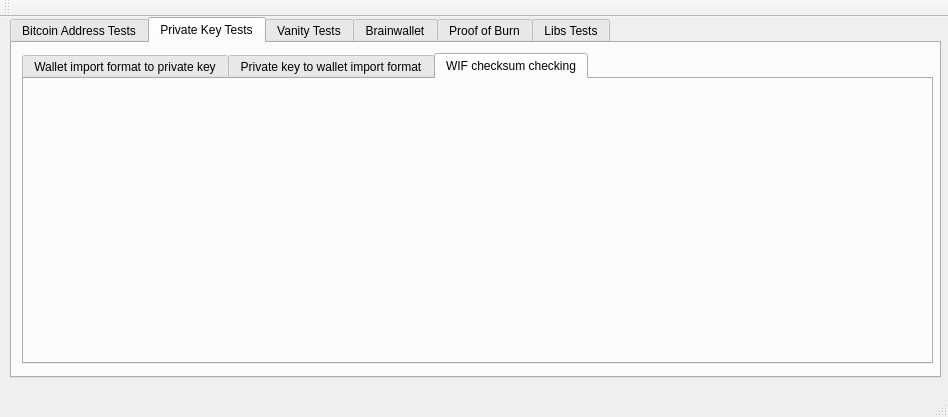
Old version of the form src/bitcointests.ui in the repository cosmycdevs/cryptotoolbox.
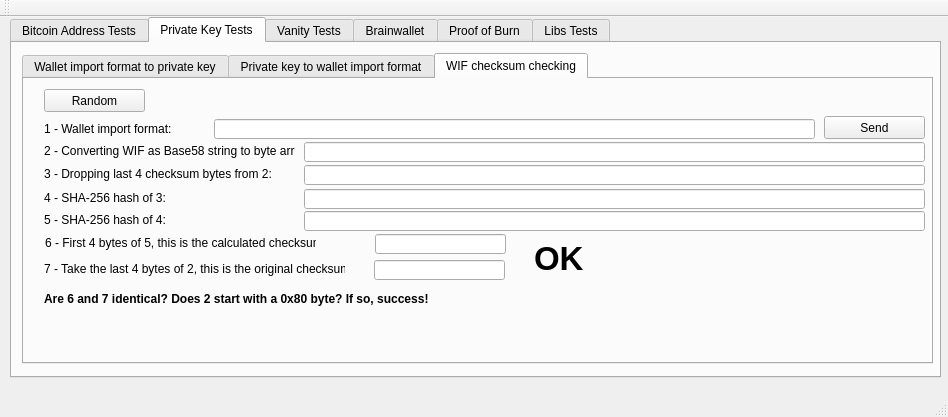
New version of the form. The open tabs and pages were chosen to show the change.

What changed in the file:
```diff
--- a/src/bitcointests.ui
+++ b/src/bitcointests.ui
@@ -274,6 +274,272 @@
        <attribute name="title">
         <string>WIF checksum checking</string>
        </attribute>
+       <widget class="QLineEdit" name="lineEdit_PrivChkSum_WIF">
+        <property name="geometry">
+         <rect>
+          <x>190</x>
+          <y>40</y>
+          <width>601</width>
+          <height>20</height>
+         </rect>
+        </property>
+        <property name="text">
+         <string/>
+        </property>
+       </widget>
+       <widget class="QLabel" name="label_PrivChkSum_WIF">
+        <property name="geometry">
+         <rect>
+          <x>20</x>
+          <y>40</y>
+          <width>161</width>
+          <height>20</height>
+         </rect>
+        </property>
+        <property name="text">
+         <string>1 - Wallet import format:</string>
+        </property>
+       </widget>
+       <widget class="QPushButton" name="pushButton_PrivChkSum_WIF">
+        <property name="geometry">
+         <rect>
+          <x>800</x>
+          <y>37</y>
+          <width>101</width>
+          <height>23</height>
+         </rect>
+        </property>
+        <property name="text">
+         <string>Send</string>
+        </property>
+       </widget>
+       <widget class="QPushButton" name="pushButton_PrivChkSum_Rand">
+        <property name="geometry">
+         <rect>
+          <x>20</x>
+          <y>10</y>
+          <width>101</width>
+          <height>23</height>
+         </rect>
+        </property>
+        <property name="text">
+         <string>Random</string>
+        </property>
+       </widget>
+       <widget class="QLabel" name="label_PrivChkSum_Base58">
+        <property name="geometry">
+         <rect>
+          <x>20</x>
+          <y>62</y>
+          <width>251</width>
+          <height>20</height>
+         </rect>
+        </property>
+        <property name="text">
+         <string>2 - Converting WIF as Base58 string to byte array:</string>
+        </property>
+       </widget>
+       <widget class="QLineEdit" name="lineEdit_PrivChkSum_Base58">
+        <property name="geometry">
+         <rect>
+          <x>280</x>
+          <y>63</y>
+          <width>621</width>
+          <height>20</height>
+         </rect>
+        </property>
+        <property name="text">
+         <string/>
+        </property>
+        <property name="readOnly">
+         <bool>true</bool>
+        </property>
+       </widget>
+       <widget class="QLineEdit" name="lineEdit_PrivChkSum_DropLast4">
+        <property name="geometry">
+         <rect>
+          <x>280</x>
+          <y>86</y>
+          <width>621</width>
+          <height>20</height>
+         </rect>
+        </property>
+        <property name="text">
+         <string/>
+        </property>
+        <property name="readOnly">
+         <bool>true</bool>
+        </property>
+       </widget>
+       <widget class="QLabel" name="label_PrivChkSum_DropLast4">
+        <property name="geometry">
+         <rect>
+          <x>20</x>
+          <y>85</y>
+          <width>251</width>
+          <height>20</height>
+         </rect>
+        </property>
+        <property name="text">
+         <string>3 - Dropping last 4 checksum bytes from 2:</string>
+        </property>
+       </widget>
+       <widget class="QLabel" name="label_PrivChkSum_SHA1">
+        <property name="geometry">
+         <rect>
+          <x>20</x>
+          <y>109</y>
+          <width>251</width>
+          <height>20</height>
+         </rect>
+        </property>
+        <property name="text">
+         <string>4 - SHA-256 hash of 3:</string>
+        </property>
+       </widget>
+       <widget class="QLineEdit" name="lineEdit_PrivChkSum_SHA1">
+        <property name="geometry">
+         <rect>
+          <x>280</x>
+          <y>110</y>
+          <width>621</width>
+          <height>20</height>
+         </rect>
+        </property>
+        <property name="text">
+         <string/>
+        </property>
+        <property name="readOnly">
+         <bool>true</bool>
+        </property>
+       </widget>
+       <widget class="QLineEdit" name="lineEdit_PrivChkSum_SHA2">
+        <property name="geometry">
+         <rect>
+          <x>280</x>
+          <y>132</y>
+          <width>621</width>
+          <height>20</height>
+         </rect>
+        </property>
+        <property name="text">
+         <string/>
+        </property>
+        <property name="readOnly">
+         <bool>true</bool>
+        </property>
+       </widget>
+       <widget class="QLabel" name="label_PrivChkSum_SHA2">
+        <property name="geometry">
+         <rect>
+          <x>20</x>
+          <y>131</y>
+          <width>251</width>
+          <height>20</height>
+         </rect>
+        </property>
+        <property name="text">
+         <string>5 - SHA-256 hash of 4:</string>
+        </property>
+       </widget>
+       <widget class="QLabel" name="label_PrivChkSum_Sum1">
+        <property name="geometry">
+         <rect>
+          <x>21</x>
+          <y>154</y>
+          <width>271</width>
+          <height>20</height>
+         </rect>
+        </property>
+        <property name="text">
+         <string>6 - First 4 bytes of 5, this is the calculated checksum:</string>
+        </property>
+       </widget>
+       <widget class="QLineEdit" name="lineEdit_PrivChkSum_Sum1">
+        <property name="geometry">
+         <rect>
+          <x>351</x>
+          <y>155</y>
+          <width>131</width>
+          <height>20</height>
+         </rect>
+        </property>
+        <property name="text">
+         <string/>
+        </property>
+        <property name="readOnly">
+         <bool>true</bool>
+        </property>
+       </widget>
+       <widget class="QLineEdit" name="lineEdit_PrivChkSum_Sum2">
+        <property name="geometry">
+         <rect>
+          <x>350</x>
+          <y>181</y>
+          <width>131</width>
+          <height>20</height>
+         </rect>
+        </property>
+        <property name="text">
+         <string/>
+        </property>
+        <property name="readOnly">
+         <bool>true</bool>
+        </property>
+       </widget>
+       <widget class="QLabel" name="label_PrivChkSum_Sum2">
+        <property name="geometry">
+         <rect>
+          <x>20</x>
+          <y>180</y>
+          <width>301</width>
+          <height>20</height>
+         </rect>
+        </property>
+        <property name="text">
+         <string>7 - Take the last 4 bytes of 2, this is the original checksum:</string>
+        </property>
+       </widget>
+       <widget class="QLabel" name="label_PrivChkSum_End">
+        <property name="geometry">
+         <rect>
+          <x>20</x>
+          <y>210</y>
+          <width>541</width>
+          <height>20</height>
+         </rect>
+        </property>
+        <property name="font">
+         <font>
+          <weight>75</weight>
+          <bold>true</bold>
+         </font>
+        </property>
+        <property name="text">
+         <string>Are 6 and 7 identical? Does 2 start with a 0x80 byte? If so, success!</string>
+        </property>
+       </widget>
+       <widget class="QLabel" name="label_PrivChkSum_Result">
+        <property name="geometry">
+         <rect>
+          <x>510</x>
+          <y>159</y>
+          <width>91</width>
+          <height>41</height>
+         </rect>
+        </property>
+        <property name="font">
+         <font>
+          <pointsize>25</pointsize>
+          <weight>75</weight>
+          <italic>false</italic>
+          <bold>true</bold>
+         </font>
+        </property>
+        <property name="text">
+         <string>OK</string>
+        </property>
+       </widget>
       </widget>
      </widget>
     </widget>
```
Left out of the diff: 243 changed lines with no effect on the pictures.
